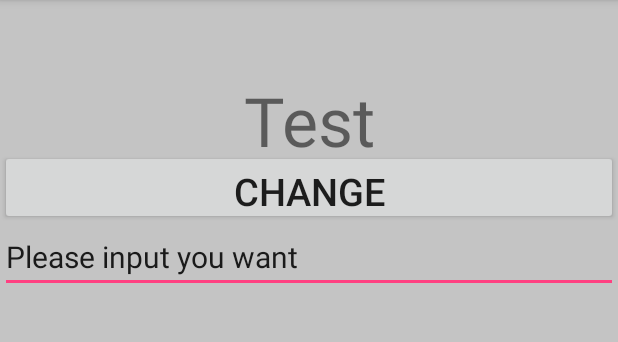
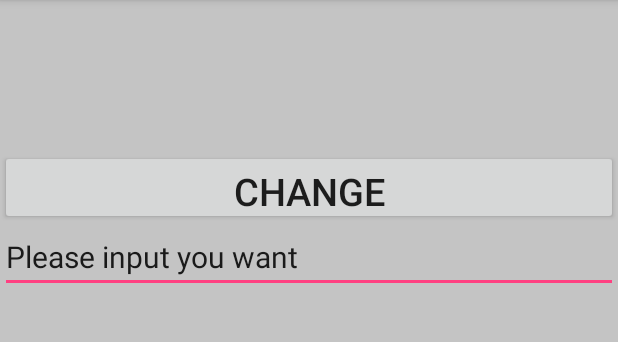
Before and after one commit to chodehirgd/android_project, an Android app: the screen it shows after launch (MainActivity), on a phone screen of 412 x 824 dp, the part 84-426 px from its top. Run offline under Robolectric (Android 15) with nearby library versions, the phone set to English and light mode, and no system bars.

Commit message:
test commit

```diff
--- a/app/src/main/java/com/example/tsaohanwen/myapplication/MainActivity.java
+++ b/app/src/main/java/com/example/tsaohanwen/myapplication/MainActivity.java
@@ -19,12 +19,13 @@ public class MainActivity extends AppCompatActivity {
         setContentView(R.layout.activity_main);
         button1 = (Button)findViewById(R.id.button1);
         title1 = (TextView)findViewById(R.id.title1);
+        String value = getIntent().getStringExtra("value");
         Et1 = (EditText)findViewById(R.id.Et1);
+        title1.setText(value);
         button1.setOnClickListener(new View.OnClickListener() {
             @Override
             public void onClick(View view) {
                 title1.setText(Et1.getText().toString());
-                //test branch
             }
         });
     }
```
